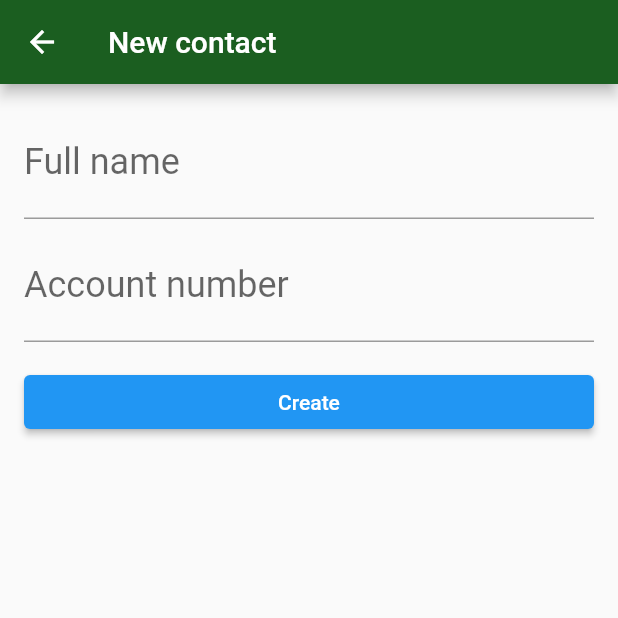
After one commit to enailecr/bytebank2, a Flutter app: the ContactList screen opened directly, after a tap on the "add" icon, on a phone screen of 412 x 824 dp, the top half of it. The commit adds this screen. Run offline on Flutter 3.47's test engine with Material 2 defaults, Android fonts, the phone set to English and light mode, and no system bars.

Commit message:
New contact Page

```diff
--- /dev/null
+++ b/lib/models/contact.dart
@@ -0,0 +1,11 @@
+class Contact {
+  final String name;
+  final int? account;
+
+  Contact(this.name, this.account);
+
+  @override
+  String toString() {
+    return 'Contact{name: $name, accountNumber: $account}';
+  }
+}
--- /dev/null
+++ b/lib/screens/contact_form.dart
@@ -0,0 +1,62 @@
+import 'package:bytebank2/models/contact.dart';
+import 'package:flutter/material.dart';
+
+class ContactForm extends StatelessWidget {
+  final TextEditingController _nameControler = TextEditingController();
+  final TextEditingController _accountNumberController =
+      TextEditingController();
+
+  @override
+  Widget build(BuildContext context) {
+    return Scaffold(
+      appBar: AppBar(
+        title: Text('New contact'),
+      ),
+      body: Padding(
+        padding: const EdgeInsets.all(16.0),
+        child: Column(
+          children: <Widget>[
+            TextField(
+              controller: _nameControler,
+              decoration: InputDecoration(
+                labelText: 'Full name',
+              ),
+              style: TextStyle(
+                fontSize: 24,
+              ),
+            ),
+            Padding(
+              padding: const EdgeInsets.only(top: 8.0),
+              child: TextField(
+                controller: _accountNumberController,
+                decoration: InputDecoration(
+                  labelText: 'Account number',
+                ),
+                style: TextStyle(
+                  fontSize: 24,
+                ),
+                keyboardType: TextInputType.number,
+              ),
+            ),
+            Padding(
+              padding: const EdgeInsets.only(top: 16.0),
+              child: SizedBox(
+                width: double.maxFinite,
+                child: ElevatedButton(
+                  onPressed: () {
+                    final String name = _nameControler.text;
+                    final int? account =
+                        int.tryParse(_accountNumberController.text);
+                    final Contact newContact = Contact(name, account);
+                    Navigator.pop(context, newContact);
+                  },
+                  child: Text('Create'),
+                ),
+              ),
+            )
+          ],
+        ),
+      ),
+    );
+  }
+}
--- /dev/null
+++ b/lib/screens/contacts_list.dart
@@ -0,0 +1,48 @@
+import 'package:bytebank2/screens/contact_form.dart';
+import 'package:flutter/material.dart';
+
+class ContactList extends StatefulWidget {
+  @override
+  _ContactListState createState() => _ContactListState();
+}
+
+class _ContactListState extends State<ContactList> {
+  @override
+  Widget build(BuildContext context) {
+    return Scaffold(
+      appBar: AppBar(
+        title: Text('Contacts'),
+      ),
+      body: ListView(
+        children: <Widget>[
+          Card(
+            child: ListTile(
+              title: Text(
+                'Enaile',
+                style: TextStyle(
+                  fontSize: 24,
+                ),
+              ),
+              subtitle: Text(
+                '1000',
+                style: TextStyle(
+                  fontSize: 16,
+                ),
+              ),
+            ),
+          )
+        ],
+      ),
+      floatingActionButton: FloatingActionButton(
+        onPressed: () {
+          Navigator.of(context)
+              .push(MaterialPageRoute(
+                builder: (context) => ContactForm(),
+              ))
+              .then((newContact) => debugPrint(newContact.toString()));
+        },
+        child: Icon(Icons.add),
+      ),
+    );
+  }
+}
```
Also changed, not shown: lib/main.dart (+1 -47 lines), lib/screens/dashboard.dart (added, +60 -0 lines).
